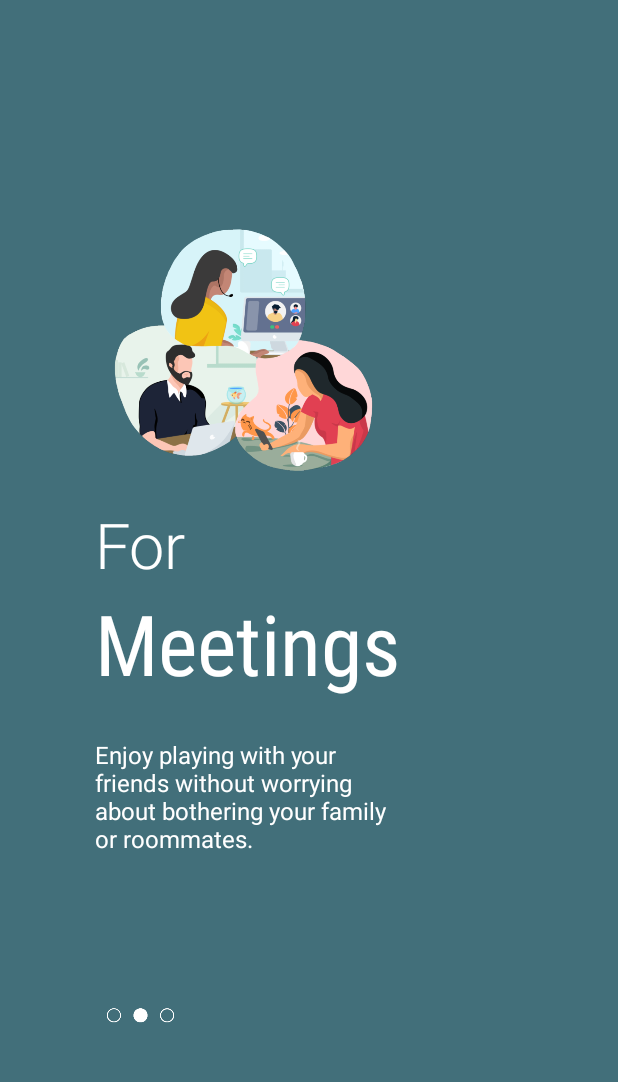
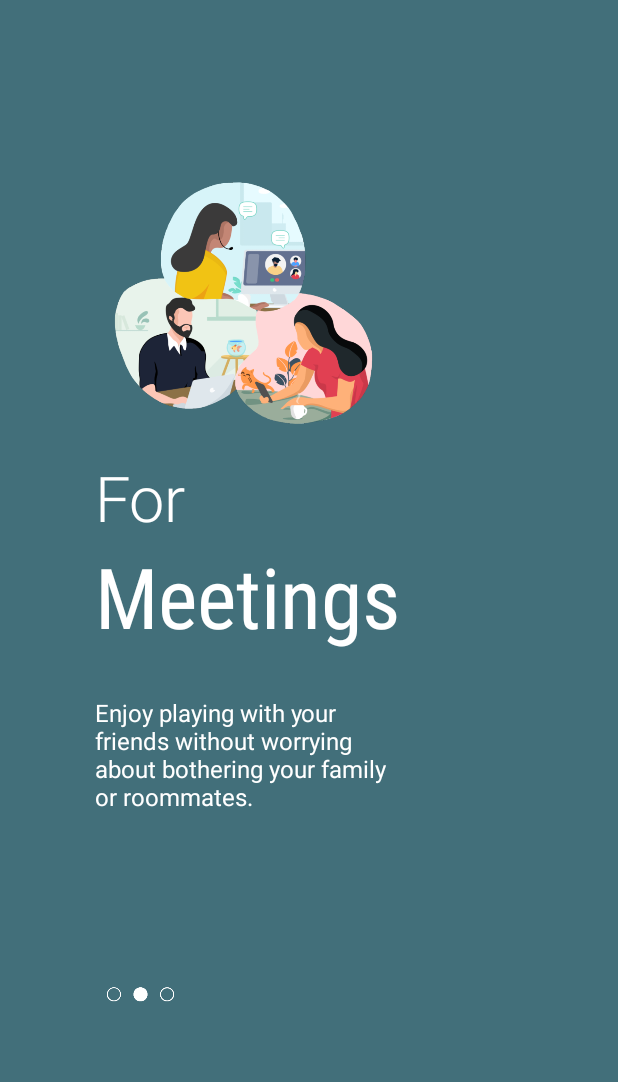
Before and after one commit to TeamSoundSense/SoundSenseV1, an Android app: the layout fragment_on_boarding2.xml on its own in the app's theme, with its tools: preview values and no code run, on a phone screen of 412 x 824 dp, the part 79-1161 px from its top. Run offline under Robolectric (Android 15) with nearby library versions, the phone set to English and light mode, and no system bars.

```diff
--- a/app/src/main/res/layout/fragment_on_boarding1.xml
+++ b/app/src/main/res/layout/fragment_on_boarding1.xml
@@ -10,7 +10,7 @@
         android:layout_width="200dp"
         android:layout_height="200dp"
         android:src="@drawable/gamer_img"
-        app:layout_constraintVertical_bias="0.3"
+        app:layout_constraintVertical_bias="0.25"
         app:layout_constraintHorizontal_bias="0.3"
         app:layout_constraintBottom_toBottomOf="parent"
         app:layout_constraintEnd_toEndOf="parent"
--- a/app/src/main/res/layout/fragment_on_boarding2.xml
+++ b/app/src/main/res/layout/fragment_on_boarding2.xml
@@ -10,7 +10,7 @@
         android:layout_width="200dp"
         android:layout_height="200dp"
         android:src="@drawable/meetings_img"
-        app:layout_constraintVertical_bias="0.3"
+        app:layout_constraintVertical_bias="0.25"
         app:layout_constraintHorizontal_bias="0.3"
         app:layout_constraintBottom_toBottomOf="parent"
         app:layout_constraintEnd_toEndOf="parent"
--- a/app/src/main/res/layout/fragment_on_boarding3.xml
+++ b/app/src/main/res/layout/fragment_on_boarding3.xml
@@ -10,7 +10,7 @@
         android:layout_width="200dp"
         android:layout_height="200dp"
         android:src="@drawable/you_img"
-        app:layout_constraintVertical_bias="0.3"
+        app:layout_constraintVertical_bias="0.25"
         app:layout_constraintHorizontal_bias="0.3"
         app:layout_constraintBottom_toBottomOf="parent"
         app:layout_constraintEnd_toEndOf="parent"
```
